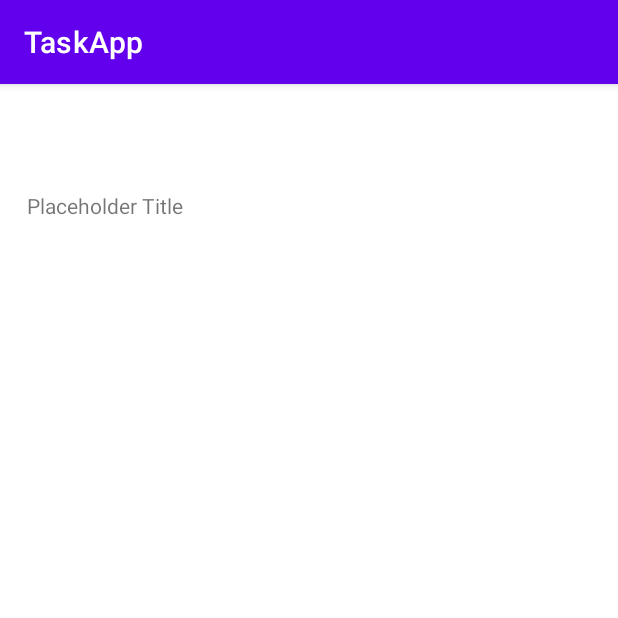
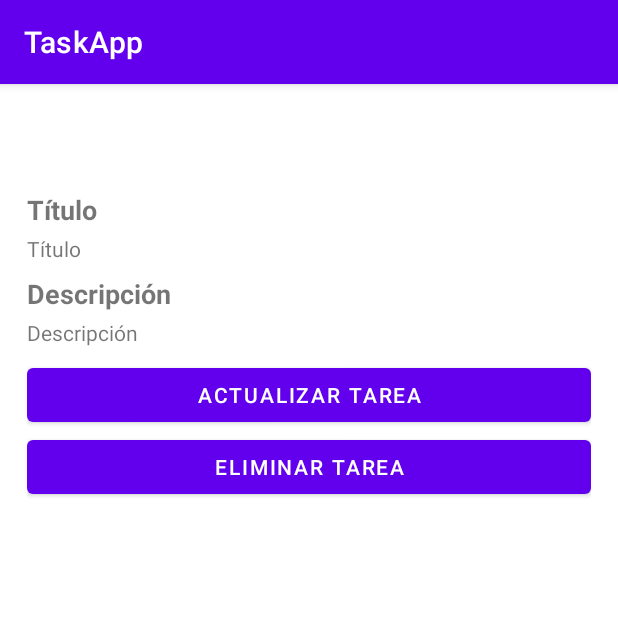
Before and after one commit to borisbelmar/task-app-android-kt, an Android app: the TaskItemActivity screen opened directly, with no data from a screen before it, on a phone screen of 412 x 824 dp, the top half of it. Run offline under Robolectric (Android 15) with nearby library versions, the phone set to English and light mode, and no system bars; our stand-ins replace Room's generated code; 3 statements that could not run were skipped.

```diff
--- a/app/build.gradle
+++ b/app/build.gradle
@@ -47,4 +47,10 @@ dependencies {
 
     implementation "androidx.room:room-ktx:$room_version"
     kapt "androidx.room:room-compiler:$room_version"
+
+    // Retrofit
+    implementation 'com.squareup.retrofit2:retrofit:2.9.0'
+    implementation 'com.google.code.gson:gson:2.8.6'
+    implementation 'com.squareup.retrofit2:converter-gson:2.9.0'
+    implementation 'com.squareup.okhttp3:okhttp:4.7.2'
 }
--- a/app/src/main/AndroidManifest.xml
+++ b/app/src/main/AndroidManifest.xml
@@ -1,6 +1,8 @@
 <?xml version="1.0" encoding="utf-8"?>
 <manifest xmlns:android="http://schemas.android.com/apk/res/android"
     package="cl.ciisa.taskapp">
+
+    <uses-permission android:name="android.permission.INTERNET" />
 
     <application
         android:allowBackup="true"
@@ -9,6 +11,9 @@
         android:roundIcon="@mipmap/ic_launcher_round"
         android:supportsRtl="true"
         android:theme="@style/Theme.TaskApp">
+        <activity
+            android:name=".TaskFormActivity"
+            android:exported="true" />
         <activity
             android:name=".Splash"
             android:exported="true">
--- a/app/src/main/java/cl/ciisa/taskapp/TaskItemActivity.kt
+++ b/app/src/main/java/cl/ciisa/taskapp/TaskItemActivity.kt
@@ -1,8 +1,11 @@
 package cl.ciisa.taskapp
 
+import android.content.Intent
 import androidx.appcompat.app.AppCompatActivity
 import android.os.Bundle
 import android.widget.TextView
+import cl.ciisa.taskapp.controllers.AuthController
+import cl.ciisa.taskapp.controllers.TaskController
 import cl.ciisa.taskapp.models.Task
 
 class TaskItemActivity : AppCompatActivity() {
@@ -10,11 +13,27 @@ class TaskItemActivity : AppCompatActivity() {
         super.onCreate(savedInstanceState)
         setContentView(R.layout.activity_task_item)
 
+        val authController = AuthController(this)
+        val taskController = TaskController(this, authController.getSessionUserId())
+
         val task = intent.getSerializableExtra("task") as Task
 
         val tvTitle = findViewById<TextView>(R.id.activity_task_item_tv_title)
+        val tvDescription = findViewById<TextView>(R.id.activity_task_item_tv_description)
+        val btnUpdate = findViewById<TextView>(R.id.activity_task_item_btn_update)
+        val btnDelete = findViewById<TextView>(R.id.activity_task_item_btn_delete)
 
         tvTitle.text = task.title
+        tvDescription.text = task.description
 
+        btnUpdate.setOnClickListener {
+            val intent = Intent(this, TaskFormActivity::class.java)
+            intent.putExtra("task", task)
+            startActivity(intent)
+        }
+
+        btnDelete.setOnClickListener {
+            taskController.delete(task.id!!)
+        }
     }
 }
--- /dev/null
+++ b/app/src/main/java/cl/ciisa/taskapp/services/AuthService.kt
@@ -0,0 +1,16 @@
+package cl.ciisa.taskapp.services
+
+import cl.ciisa.taskapp.models.LoginPayloadDTO
+import cl.ciisa.taskapp.models.LoginResponseDTO
+import cl.ciisa.taskapp.models.RegisterPayloadDTO
+import retrofit2.Call
+import retrofit2.http.Body
+import retrofit2.http.POST
+
+interface AuthService {
+    @POST("/api/auth/local")
+    fun login(@Body payload: LoginPayloadDTO): Call<LoginResponseDTO>
+
+    @POST("/api/auth/local/register")
+    fun register(@Body payload: RegisterPayloadDTO): Call<Void>
+}
--- a/app/src/main/res/layout/activity_task_item.xml
+++ b/app/src/main/res/layout/activity_task_item.xml
@@ -25,10 +25,42 @@
             android:paddingBottom="32pt">
 
             <TextView
+                android:layout_width="match_parent"
+                android:layout_height="wrap_content"
+                android:layout_marginBottom="4dp"
+                android:text="Título"
+                android:textSize="18sp"
+                android:textStyle="bold" />
+            <TextView
                 android:id="@+id/activity_task_item_tv_title"
                 android:layout_width="match_parent"
                 android:layout_height="wrap_content"
-                android:text="Placeholder Title" />
+                android:layout_marginBottom="8dp"
+                android:text="Título" />
+
+            <TextView
+                android:layout_width="match_parent"
+                android:layout_height="wrap_content"
+                android:layout_marginBottom="4dp"
+                android:text="Descripción"
+                android:textSize="18sp"
+                android:textStyle="bold" />
+            <TextView
+                android:id="@+id/activity_task_item_tv_description"
+                android:layout_width="match_parent"
+                android:layout_height="wrap_content"
+                android:layout_marginBottom="8dp"
+                android:text="Descripción" />
+            <Button
+                android:id="@+id/activity_task_item_btn_update"
+                android:layout_width="match_parent"
+                android:layout_height="wrap_content"
+                android:text="Actualizar tarea" />
+            <Button
+                android:id="@+id/activity_task_item_btn_delete"
+                android:layout_width="match_parent"
+                android:layout_height="wrap_content"
+                android:text="Eliminar tarea" />
         </LinearLayout>
     </ScrollView>
 </androidx.constraintlayout.widget.ConstraintLayout>
```
Also changed, not shown: app/src/main/java/cl/ciisa/taskapp/MainActivity.kt (+8 -1 lines), app/src/main/java/cl/ciisa/taskapp/TaskFormActivity.kt (added, +57 -0 lines), app/src/main/java/cl/ciisa/taskapp/controllers/AuthController.kt (+63 -36 lines), app/src/main/java/cl/ciisa/taskapp/controllers/TaskController.kt (+23 -0 lines), app/src/main/java/cl/ciisa/taskapp/lib/RetrofitClient.java (added, +35 -0 lines), app/src/main/java/cl/ciisa/taskapp/models/AuthDTO.kt (added, +21 -0 lines), app/src/main/res/layout/activity_main.xml (+7 -0 lines), app/src/main/res/layout/activity_task_form.xml (added, +81 -0 lines), 1 other file.
